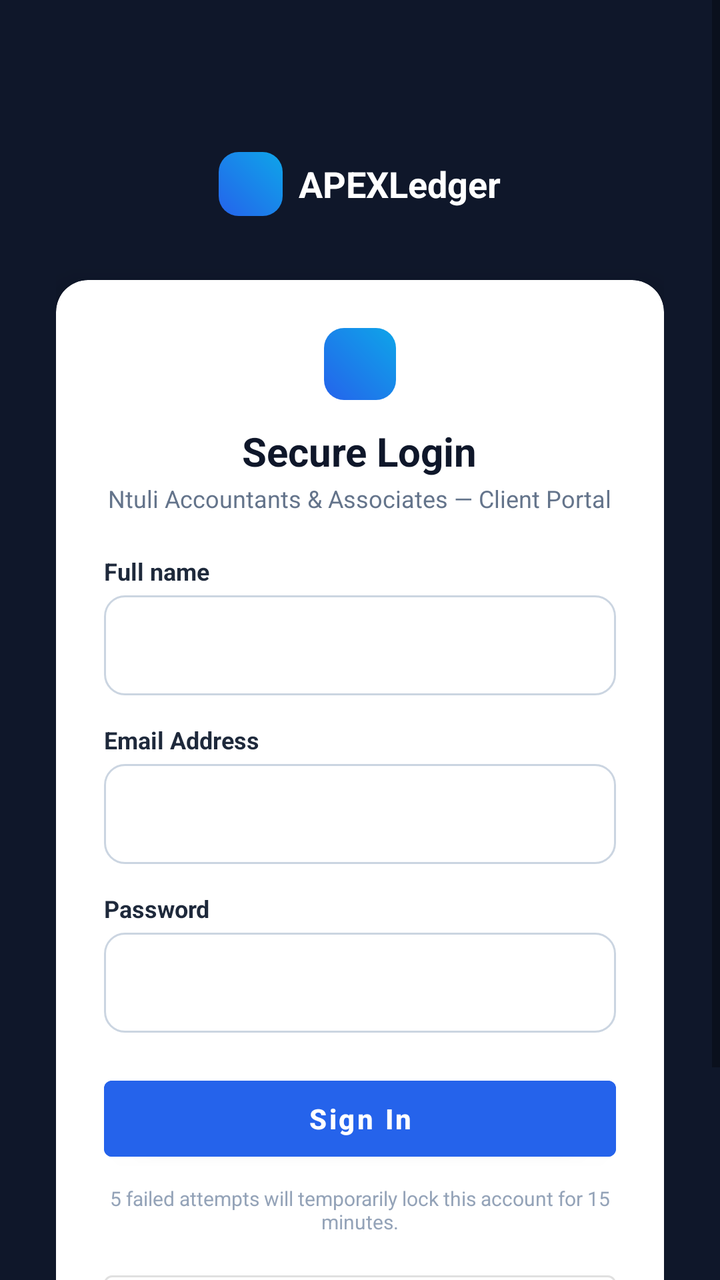
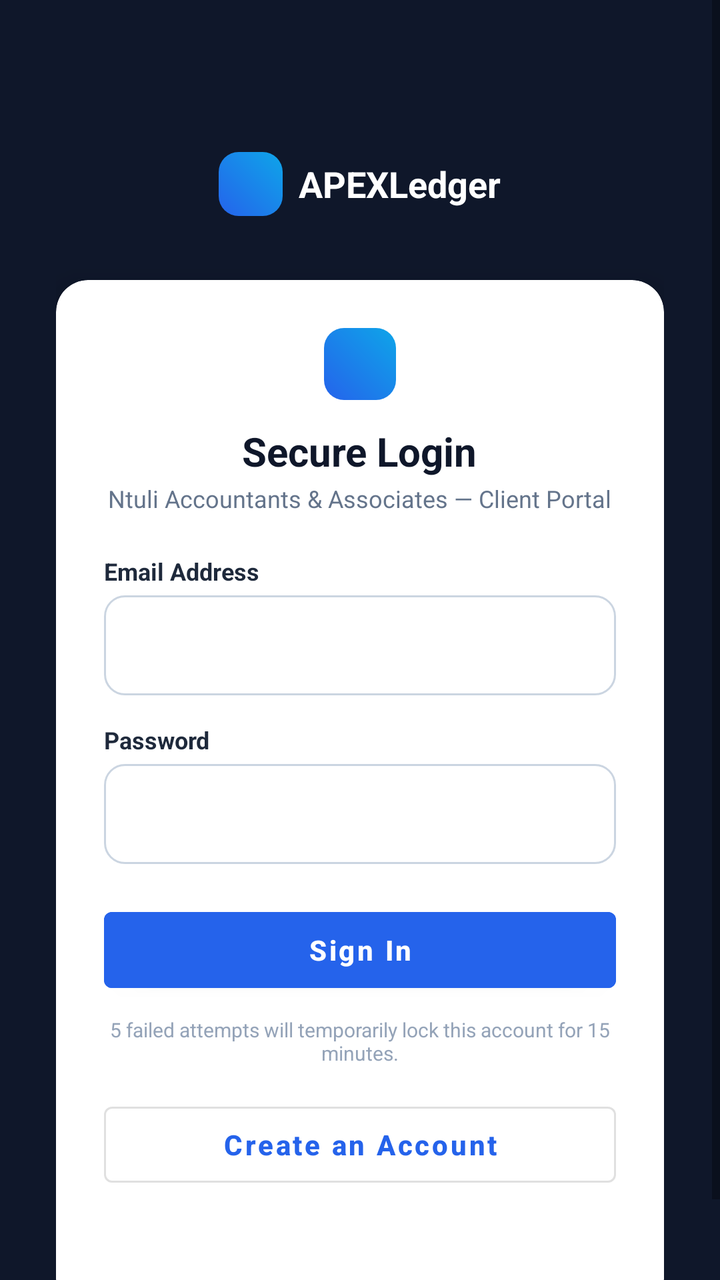

Before-and-after screenshots of an Android layout around one commit, followed by the original layout XML and the change that was made.
<!-- AndroidManifest.xml: application theme Theme.ApexLedger -->
<!-- res/layout/activity_main.xml -->
<?xml version="1.0" encoding="utf-8"?>
<ScrollView xmlns:android="http://schemas.android.com/apk/res/android"
    android:layout_width="match_parent"
    android:layout_height="match_parent"
    android:background="@color/navy"
    android:fillViewport="true">

    <LinearLayout
        android:layout_width="match_parent"
        android:layout_height="wrap_content"
        android:orientation="vertical"
        android:gravity="center_horizontal"
        android:padding="28dp">

        
        <LinearLayout
            android:layout_width="wrap_content"
            android:layout_height="wrap_content"
            android:orientation="horizontal"
            android:gravity="center_vertical"
            android:layout_marginTop="48dp"
            android:layout_marginBottom="8dp">

            <View
                android:layout_width="32dp"
                android:layout_height="32dp"
                android:background="@drawable/bg_brand_icon" />

            <TextView
                android:layout_width="wrap_content"
                android:layout_height="wrap_content"
                android:text="APEXLedger"
                android:textColor="@color/white"
                android:textStyle="bold"
                android:textSize="18sp"
                android:layout_marginStart="8dp" />
        </LinearLayout>

        
        <androidx.cardview.widget.CardView
            android:layout_width="match_parent"
            android:layout_height="wrap_content"
            android:layout_marginTop="24dp"
            app:cardCornerRadius="16dp"
            app:cardElevation="8dp"
            app:cardBackgroundColor="@color/white"
            xmlns:app="http://schemas.android.com/apk/res-auto">

            <LinearLayout
                android:layout_width="match_parent"
                android:layout_height="wrap_content"
                android:orientation="vertical"
                android:gravity="center_horizontal"
                android:padding="24dp">

                <View
                    android:layout_width="36dp"
                    android:layout_height="36dp"
                    android:background="@drawable/bg_brand_icon"
                    android:layout_marginBottom="12dp" />

                <TextView
                    android:layout_width="wrap_content"
                    android:layout_height="wrap_content"
                    android:text="Secure Login"
                    android:textColor="@color/navy"
                    android:textStyle="bold"
                    android:textSize="20sp" />

                <TextView
                    android:layout_width="wrap_content"
                    android:layout_height="wrap_content"
                    android:text="Ntuli Accountants &amp; Associates — Client Portal"
                    android:textColor="@color/gray_500"
                    android:textSize="12sp"
                    android:layout_marginTop="2dp"
                    android:layout_marginBottom="20dp" />

                <LinearLayout
                    android:layout_width="match_parent"
                    android:layout_height="wrap_content"
                    android:orientation="vertical">

                    <TextView
                        android:layout_width="wrap_content"
                        android:layout_height="wrap_content"
                        android:text="Full name"
                        android:textColor="@color/navy_700"
                        android:textStyle="bold"
                        android:textSize="12sp"
                        android:layout_marginBottom="4dp" />

                    <EditText
                        android:id="@+id/etFullName"
                        android:layout_width="match_parent"
                        android:layout_height="50dp"
                        android:background="@drawable/bg_input_field"
                        android:paddingStart="14dp"
                        android:paddingEnd="14dp"
                        android:inputType="textPersonName"
                        android:textSize="14sp"
                        android:layout_marginBottom="14dp" />

                    <TextView
                        android:layout_width="wrap_content"
                        android:layout_height="wrap_content"
                        android:text="Email Address"
                        android:textColor="@color/navy_700"
                        android:textStyle="bold"
                        android:textSize="12sp"
                        android:layout_marginBottom="4dp" />

                    <EditText
                        android:id="@+id/etEmail"
                        android:layout_width="match_parent"
                        android:layout_height="50dp"
                        android:background="@drawable/bg_input_field"
                        android:paddingStart="14dp"
                        android:paddingEnd="14dp"
                        android:inputType="textEmailAddress"
                        android:textSize="14sp"
                        android:layout_marginBottom="14dp" />

                    <TextView
                        android:layout_width="wrap_content"
                        android:layout_height="wrap_content"
                        android:text="Password"
                        android:textColor="@color/navy_700"
                        android:textStyle="bold"
                        android:textSize="12sp"
                        android:layout_marginBottom="4dp" />

                    <EditText
                        android:id="@+id/etPassword"
                        android:layout_width="match_parent"
                        android:layout_height="50dp"
                        android:background="@drawable/bg_input_field"
                        android:paddingStart="14dp"
                        android:paddingEnd="14dp"
                        android:inputType="textPassword"
                        android:textSize="14sp"
                        android:layout_marginBottom="18dp" />

                    <com.google.android.material.button.MaterialButton
                        android:id="@+id/btnLogin"
                        android:layout_width="match_parent"
                        android:layout_height="50dp"
                        android:text="Sign In"
                        android:textAllCaps="false"
                        android:textStyle="bold"
                        android:backgroundTint="@color/primary"
                        android:textColor="@color/white"
                        android:layout_marginBottom="8dp" />

                    <TextView
                        android:layout_width="wrap_content"
                        android:layout_height="wrap_content"
                        android:layout_gravity="center_horizontal"
                        android:text="5 failed attempts will temporarily lock this account for 15 minutes."
                        android:textColor="@color/gray_400"
                        android:textSize="10sp"
                        android:gravity="center"
                        android:layout_marginBottom="14dp" />

                    <com.google.android.material.button.MaterialButton
                        android:id="@+id/btnRegister"
                        style="@style/Widget.MaterialComponents.Button.OutlinedButton"
                        android:layout_width="match_parent"
                        android:layout_height="50dp"
                        android:text="Create an Account"
                        android:textAllCaps="false"
                        android:textStyle="bold" />

                    <TextView
                        android:id="@+id/tvStatus"
                        android:layout_width="wrap_content"
                        android:layout_height="wrap_content"
                        android:layout_gravity="center_horizontal"
                        android:layout_marginTop="16dp"
                        android:textColor="@color/danger_dark"
                        android:textSize="13sp"
                        android:gravity="center" />

                </LinearLayout>

            </LinearLayout>
        </androidx.cardview.widget.CardView>

    </LinearLayout>
</ScrollView>
<!-- resources referenced by this layout -->
<resources>
  <color name="danger_dark">#DC2626</color>
  <color name="gray_400">#94A3B8</color>
  <color name="gray_500">#64748B</color>
  <color name="navy">#0F172A</color>
  <color name="navy_700">#1E293B</color>
  <color name="primary">#2563EB</color>
  <color name="white">#FFFFFF</color>
  <!-- drawable bg_brand_icon (drawable) -->
  <?xml version="1.0" encoding="utf-8"?>
  <shape xmlns:android="http://schemas.android.com/apk/res/android"
      android:shape="rectangle">
      <corners android:radius="10dp" />
      <gradient
          android:angle="45"
          android:startColor="@color/primary"
          android:endColor="@color/cyan" />
  </shape>
  <!-- drawable bg_input_field (drawable) -->
  <?xml version="1.0" encoding="utf-8"?>
  <shape xmlns:android="http://schemas.android.com/apk/res/android"
      android:shape="rectangle">
      <corners android:radius="10dp" />
      <solid android:color="@color/white" />
      <stroke android:width="1dp" android:color="@color/gray_300" />
  </shape>
  <style name="Theme.ApexLedger" parent="Theme.MaterialComponents.DayNight.NoActionBar">
          <item name="colorPrimary">@color/primary</item>
          <item name="colorPrimaryDark">@color/primary_dark</item>
          <item name="colorAccent">@color/success</item>
          <item name="android:windowBackground">@color/background</item>
          <item name="android:statusBarColor">@color/navy</item>
          <item name="android:navigationBarColor">@color/white</item>
      </style>
  <color name="cyan">#0EA5E9</color>
  <color name="gray_300">#CBD5E1</color>
  <color name="primary_dark">#1D4ED8</color>
  <color name="success">#16A34A</color>
</resources>

<!-- the commit's change to res/layout/activity_main.xml (unified diff, before → after) -->
@@ -12,7 +12,6 @@
         android:gravity="center_horizontal"
         android:padding="28dp">
 
-        
         <LinearLayout
             android:layout_width="wrap_content"
             android:layout_height="wrap_content"
@@ -36,7 +35,6 @@
                 android:layout_marginStart="8dp" />
         </LinearLayout>
 
-        
         <androidx.cardview.widget.CardView
             android:layout_width="match_parent"
             android:layout_height="wrap_content"
@@ -80,26 +78,6 @@
                     android:layout_width="match_parent"
                     android:layout_height="wrap_content"
                     android:orientation="vertical">
-
-                    <TextView
-                        android:layout_width="wrap_content"
-                        android:layout_height="wrap_content"
-                        android:text="Full name"
-                        android:textColor="@color/navy_700"
-                        android:textStyle="bold"
-                        android:textSize="12sp"
-                        android:layout_marginBottom="4dp" />
-
-                    <EditText
-                        android:id="@+id/etFullName"
-                        android:layout_width="match_parent"
-                        android:layout_height="50dp"
-                        android:background="@drawable/bg_input_field"
-                        android:paddingStart="14dp"
-                        android:paddingEnd="14dp"
-                        android:inputType="textPersonName"
-                        android:textSize="14sp"
-                        android:layout_marginBottom="14dp" />
 
                     <TextView
                         android:layout_width="wrap_content"
